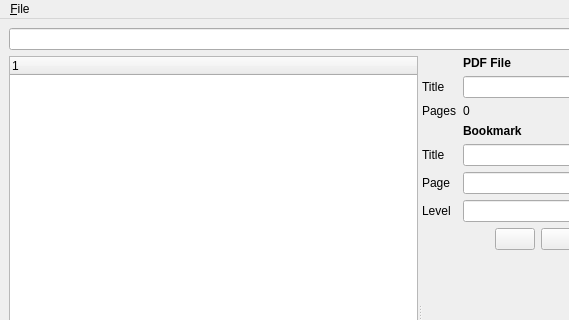
Old version of the form MainWindow.ui in the repository jplozf/pdftoc; both pictures show x 0 to 569 and y 0 to 320 of the 800 by 600 pixel window.
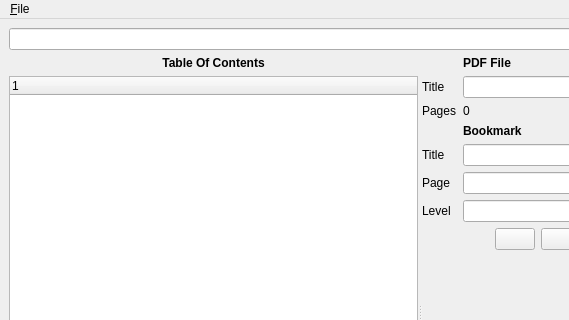
New version of the form. Icons and pictures are not drawn.

```diff
--- a/MainWindow.ui
+++ b/MainWindow.ui
@@ -25,6 +25,21 @@
         <item>
          <layout class="QHBoxLayout" name="horizontalLayout"/>
         </item>
+        <item>
+         <widget class="QLabel" name="label_11">
+          <property name="font">
+           <font>
+            <bold>true</bold>
+           </font>
+          </property>
+          <property name="text">
+           <string>Table Of Contents</string>
+          </property>
+          <property name="alignment">
+           <set>Qt::AlignCenter</set>
+          </property>
+         </widget>
+        </item>
         <item>
          <widget class="QTreeWidget" name="treeWidget">
           <column>
```
